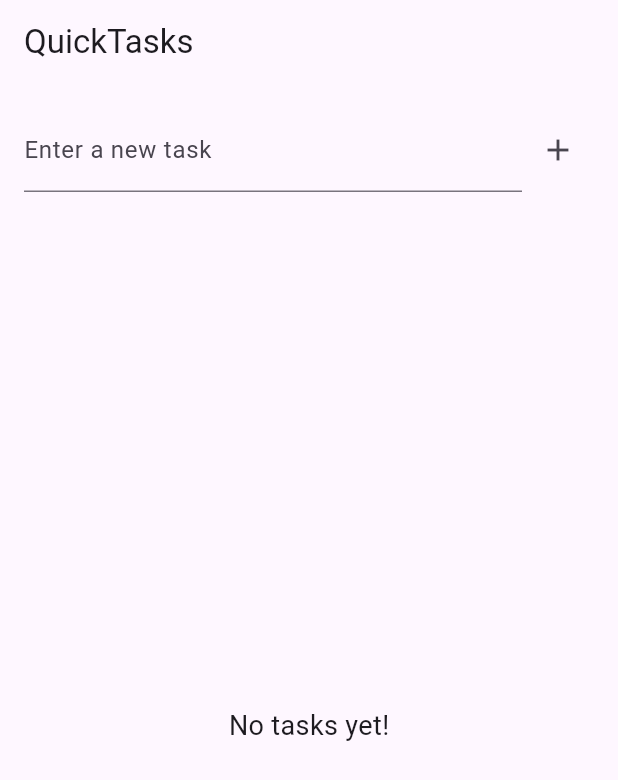
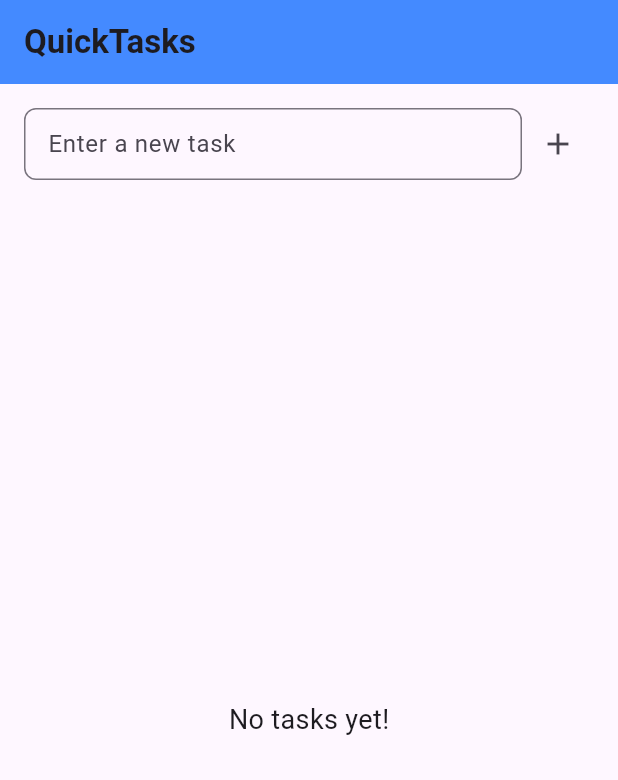
Before and after one commit to bahaahani/quick_tasks, a Flutter app: the screen it shows after launch, after a tap on the "add" icon, on a phone screen of 412 x 824 dp. Shown: the top 780 px of the screen. Run offline on Flutter 3.47's test engine with Material 3 defaults, Android fonts, the phone set to English and light mode, and no system bars; our stand-ins replace shared_preferences.

Commit message:
Implement task management features with TaskItem and TaskListScreen

```diff
--- a/lib/TaskListScreen.dart
+++ b/lib/TaskListScreen.dart
@@ -0,0 +1,125 @@
+import 'package:flutter/material.dart';
+import 'package:shared_preferences/shared_preferences.dart';
+import 'dart:convert';
+import 'main.dart';
+import 'TaskItem.dart';
+
+class TaskListScreen extends StatefulWidget {
+  @override
+  _TaskListScreenState createState() => _TaskListScreenState();
+}
+
+class _TaskListScreenState extends State<TaskListScreen> {
+  final List<Task> _tasks = [];
+  final TextEditingController _taskController = TextEditingController();
+
+  @override
+  void initState() {
+    super.initState();
+    _loadTasks();
+  }
+
+  Future<void> _saveTasks() async {
+    final prefs = await SharedPreferences.getInstance();
+    final taskList = _tasks.map((task) => task.toJson()).toList();
+    prefs.setString('tasks', jsonEncode(taskList));
+  }
+
+  Future<void> _loadTasks() async {
+    final prefs = await SharedPreferences.getInstance();
+    final String? taskString = prefs.getString('tasks');
+
+    if (taskString != null) {
+      final List<dynamic> taskJson = jsonDecode(taskString);
+      setState(() {
+        _tasks.clear();
+        _tasks.addAll(taskJson.map((json) => Task.fromJson(json)).toList());
+      });
+    }
+  }
+
+  void _addTask() {
+    if (_taskController.text.isNotEmpty) {
+      setState(() {
+        _tasks.add(Task(title: _taskController.text));
+        _taskController.clear();
+      });
+      _saveTasks();
+    }
+  }
+
+  void _toggleTaskCompletion(int index) {
+    setState(() {
+      _tasks[index].isCompleted = !_tasks[index].isCompleted;
+    });
+    _saveTasks();
+  }
+
+  void _deleteTask(int index) {
+    setState(() {
+      _tasks.removeAt(index);
+    });
+    _saveTasks();
+  }
+
+  @override
+  Widget build(BuildContext context) {
+    return Scaffold(
+      appBar: AppBar(
+        title: Text(
+          'QuickTasks',
+          style: TextStyle(fontWeight: FontWeight.bold, fontSize: 22),
+        ),
+        backgroundColor: Colors.blueAccent,
+        elevation: 0,
+      ),
+      body: Column(
+        children: <Widget>[
+          Padding(
+            padding: const EdgeInsets.all(16.0),
+            child: Row(
+              children: <Widget>[
+                Expanded(
+                  child: TextField(
+                    controller: _taskController,
+                    decoration: InputDecoration(
+                      labelText: 'Enter a new task',
+                      border: OutlineInputBorder(
+                        borderRadius: BorderRadius.circular(8),
+                      ),
+                      contentPadding: EdgeInsets.symmetric(horizontal: 12, vertical: 8),
+                    ),
+                  ),
+                ),
+
+                IconButton(
+                  icon: Icon(Icons.add),
+                  onPressed: _addTask,
+                ),
+              ],
+            ),
+          ),
+          Expanded(
+            child: _tasks.isEmpty
+                ? Center(
+              child: Text(
+                'No tasks yet!',
+                style: TextStyle(fontSize: 18),
+              ),
+            )
+                : ListView.builder(
+              itemCount: _tasks.length,
+              itemBuilder: (context, index) {
+                return TaskItem(
+                  task: _tasks[index],
+                  onToggle: () => _toggleTaskCompletion(index),
+                  onDelete: () => _deleteTask(index),
+                );
+              },
+            ),
+          ),
+        ],
+      ),
+    );
+  }
+}
--- a/lib/main.dart
+++ b/lib/main.dart
@@ -1,6 +1,5 @@
 import 'package:flutter/material.dart';
-import 'dart:convert';
-import 'package:shared_preferences/shared_preferences.dart';
+import 'package:quick_tasks/TaskListScreen.dart';
 void main() {
   runApp(QuickTasksApp());
 }
@@ -36,123 +35,3 @@ class QuickTasksApp extends StatelessWidget {
     );
   }
 }
-
-class TaskListScreen extends StatefulWidget {
-  @override
-  _TaskListScreenState createState() => _TaskListScreenState();
-}
-
-class _TaskListScreenState extends State<TaskListScreen> {
-  final List<Task> _tasks = [];
-  final TextEditingController _taskController = TextEditingController();
-
-  @override
-  void initState() {
-    super.initState();
-    _loadTasks();  // Load tasks when the app starts
-  }
-
-  Future<void> _saveTasks() async {
-    final prefs = await SharedPreferences.getInstance();
-    final taskList = _tasks.map((task) => task.toJson()).toList();
-    prefs.setString('tasks', jsonEncode(taskList));
-  }
-
-  Future<void> _loadTasks() async {
-    final prefs = await SharedPreferences.getInstance();
-    final String? taskString = prefs.getString('tasks');
-
-    if (taskString != null) {
-      final List<dynamic> taskJson = jsonDecode(taskString);
-      setState(() {
-        _tasks.clear();
-        _tasks.addAll(taskJson.map((json) => Task.fromJson(json)).toList());
-      });
-    }
-  }
-
-  void _addTask() {
-    if (_taskController.text.isNotEmpty) {
-      setState(() {
-        _tasks.add(Task(title: _taskController.text));
-        _taskController.clear();
-      });
-      _saveTasks();
-    }
-  }
-
-  void _toggleTaskCompletion(int index) {
-    setState(() {
-      _tasks[index].isCompleted = !_tasks[index].isCompleted;
-    });
-    _saveTasks();
-  }
-
-  void _deleteTask(int index) {
-    setState(() {
-      _tasks.removeAt(index);
-    });
-    _saveTasks();
-  }
-
-  @override
-  Widget build(BuildContext context) {
-    return Scaffold(
-      appBar: AppBar(
-        title: Text('QuickTasks'),
-      ),
-      body: Column(
-        children: <Widget>[
-          Padding(
-            padding: const EdgeInsets.all(16.0),
-            child: Row(
-              children: <Widget>[
-                Expanded(
-                  child: TextField(
-                    controller: _taskController,
-                    decoration: InputDecoration(
-                      labelText: 'Enter a new task',
-                    ),
-                  ),
-                ),
-                IconButton(
-                  icon: Icon(Icons.add),
-                  onPressed: _addTask,
-                ),
-              ],
-            ),
-          ),
-          Expanded(
-            child: _tasks.isEmpty
-                ? Center(
-              child: Text(
-                'No tasks yet!',
-                style: TextStyle(fontSize: 18),
-              ),
-            )
-                : ListView.builder(
-              itemCount: _tasks.length,
-              itemBuilder: (context, index) {
-                return ListTile(
-                  title: Text(
-                    _tasks[index].title,
-                    style: TextStyle(
-                      decoration: _tasks[index].isCompleted
-                          ? TextDecoration.lineThrough
-                          : TextDecoration.none,
-                    ),
-                  ),
-                  onTap: () => _toggleTaskCompletion(index),
-                  trailing: IconButton(
-                    icon: Icon(Icons.delete),
-                    onPressed: () => _deleteTask(index),
-                  ),
-                );
-              },
-            ),
-          ),
-        ],
-      ),
-    );
-  }
-}
```
Also changed, not shown: lib/TaskItem.dart (+37 -0 lines).
